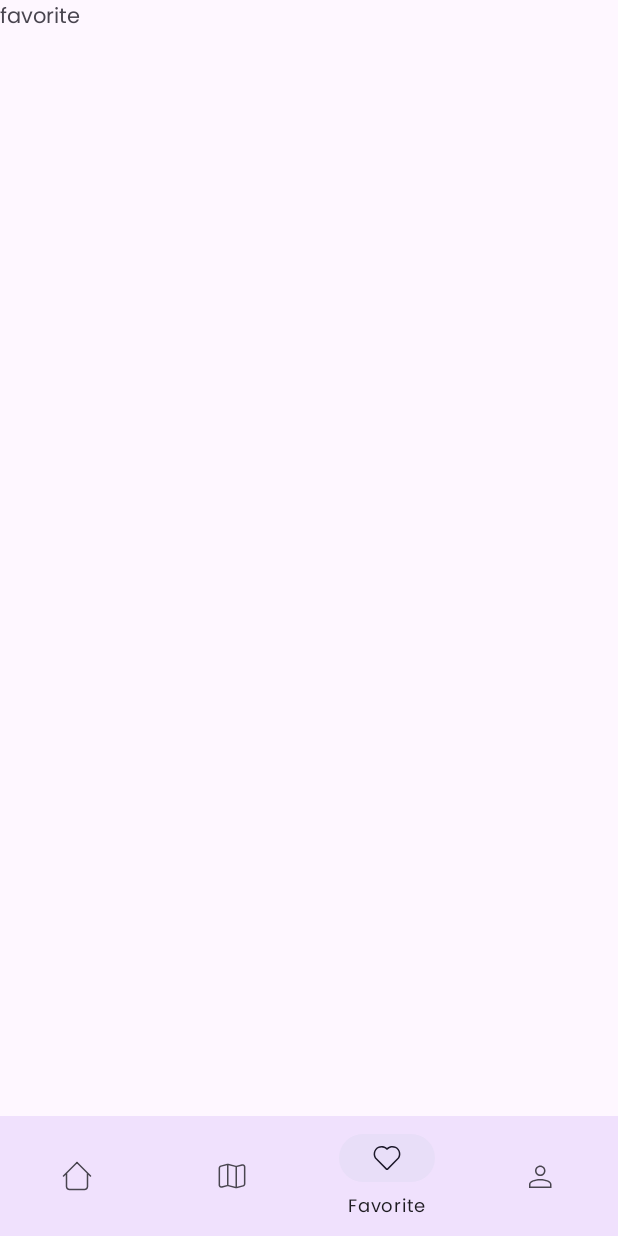
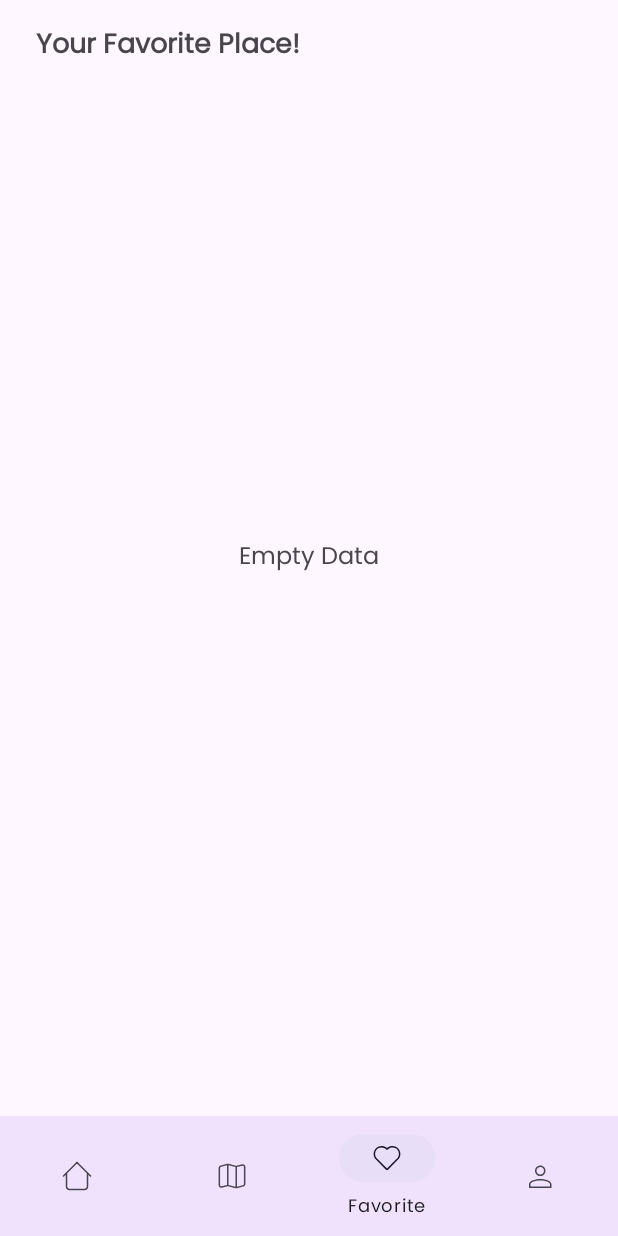
Before and after one commit to sentiGo/sentiGo-MobileDevelopment, an Android app: the FavoriteFragment screen opened through its navigation route, on a phone screen of 412 x 824 dp. Run offline under Robolectric (Android 15) with nearby library versions, the phone set to English and light mode, and no system bars; our stand-ins replace navigation-ui; 1 statement that could not run was skipped.

Commit message:
Menambah fitur favorite destinasi

```diff
--- /dev/null
+++ b/app/src/main/java/com/sentigo/bangkit/sentigoapp/data/local/database/FavoriteDao.kt
@@ -0,0 +1,18 @@
+package com.sentigo.bangkit.sentigoapp.data.local.database
+
+import androidx.lifecycle.LiveData
+import androidx.room.*
+import com.sentigo.bangkit.sentigoapp.data.local.entity.FavoriteEntity
+
+@Dao
+interface FavoriteDao {
+
+    @Insert(onConflict = OnConflictStrategy.IGNORE)
+    suspend fun saveFavoriteDb(favorite: FavoriteEntity)
+
+    @Query("DELETE FROM favorite_table WHERE id = :id")
+    suspend fun deleteFavoriteDb(id: Int)
+
+    @Query("SELECT * FROM favorite_table")
+    fun getFavoriteDb(): LiveData<List<FavoriteEntity>>
+}
--- a/app/src/main/java/com/sentigo/bangkit/sentigoapp/di/Injection.kt
+++ b/app/src/main/java/com/sentigo/bangkit/sentigoapp/di/Injection.kt
@@ -5,6 +5,7 @@ import androidx.datastore.core.DataStore
 import androidx.datastore.preferences.core.Preferences
 import androidx.datastore.preferences.preferencesDataStore
 import com.sentigo.bangkit.sentigoapp.data.AppRepository
+import com.sentigo.bangkit.sentigoapp.data.local.database.FavoriteDatabase
 import com.sentigo.bangkit.sentigoapp.data.remote.api.ApiConfig
 import com.sentigo.bangkit.sentigoapp.model.UserPreferences
 
@@ -14,6 +15,9 @@ object Injection {
         val apiService = ApiConfig.getApiService()
         val preferences = UserPreferences.getInstance(context.dataStore)
 
-        return AppRepository.getInstance(apiService, preferences)
+        val database = FavoriteDatabase.getDatabase(context)
+        val dao = database.favoriteDao()
+
+        return AppRepository.getInstance(apiService, preferences, dao)
     }
 }
--- a/app/src/main/java/com/sentigo/bangkit/sentigoapp/ui/favorite/FavoriteFragment.kt
+++ b/app/src/main/java/com/sentigo/bangkit/sentigoapp/ui/favorite/FavoriteFragment.kt
@@ -5,56 +5,50 @@ import androidx.fragment.app.Fragment
 import android.view.LayoutInflater
 import android.view.View
 import android.view.ViewGroup
+import androidx.fragment.app.viewModels
+import androidx.recyclerview.widget.LinearLayoutManager
 import com.sentigo.bangkit.sentigoapp.R
+import com.sentigo.bangkit.sentigoapp.data.local.entity.FavoriteEntity
+import com.sentigo.bangkit.sentigoapp.data.remote.response.ListDestinasiItem
+import com.sentigo.bangkit.sentigoapp.databinding.FragmentFavoriteBinding
+import com.sentigo.bangkit.sentigoapp.databinding.FragmentHomeBinding
+import com.sentigo.bangkit.sentigoapp.di.ViewModelFactory
+import com.sentigo.bangkit.sentigoapp.ui.home.DestinasiAdapter
+import com.sentigo.bangkit.sentigoapp.ui.home.HomeViewModel
 
-// TODO: Rename parameter arguments, choose names that match
-// the fragment initialization parameters, e.g. ARG_ITEM_NUMBER
-private const val ARG_PARAM1 = "param1"
-private const val ARG_PARAM2 = "param2"
+class FavoriteFragment : Fragment() {
 
-/**
- * A simple [Fragment] subclass.
- * Use the [FavoriteFragment.newInstance] factory method to
- * create an instance of this fragment.
- */
-class FavoriteFragment : Fragment() {
-    // TODO: Rename and change types of parameters
-    private var param1: String? = null
-    private var param2: String? = null
+    private var _binding : FragmentFavoriteBinding? = null
+    private val binding get() = _binding!!
 
-    override fun onCreate(savedInstanceState: Bundle?) {
-        super.onCreate(savedInstanceState)
-        arguments?.let {
-            param1 = it.getString(ARG_PARAM1)
-            param2 = it.getString(ARG_PARAM2)
-        }
-    }
+    private lateinit var factory: ViewModelFactory
+    private val favViewModel: FavoriteViewModel by viewModels { factory }
 
     override fun onCreateView(
         inflater: LayoutInflater, container: ViewGroup?,
         savedInstanceState: Bundle?
-    ): View? {
-        // Inflate the layout for this fragment
-        return inflater.inflate(R.layout.fragment_favorite, container, false)
+    ): View {
+        _binding = FragmentFavoriteBinding.inflate(inflater, container, false)
+        return binding.root
     }
 
-    companion object {
-        /**
-         * Use this factory method to create a new instance of
-         * this fragment using the provided parameters.
-         *
-         * @param param1 Parameter 1.
-         * @param param2 Parameter 2.
-         * @return A new instance of fragment FavoriteFragment.
-         */
-        // TODO: Rename and change types and number of parameters
-        @JvmStatic
-        fun newInstance(param1: String, param2: String) =
-            FavoriteFragment().apply {
-                arguments = Bundle().apply {
-                    putString(ARG_PARAM1, param1)
-                    putString(ARG_PARAM2, param2)
-                }
-            }
+    override fun onViewCreated(view: View, savedInstanceState: Bundle?) {
+        super.onViewCreated(view, savedInstanceState)
+
+        factory = ViewModelFactory.getInstance(requireActivity())
+
+        val layoutManager = LinearLayoutManager(requireActivity())
+        binding.rvItems.layoutManager = layoutManager
+
+        favViewModel.getFavoriteDb().observe(viewLifecycleOwner) { list ->
+            if (list.isNotEmpty()) setDestinasiData(list)
+            else binding.tvEmpty.visibility = View.VISIBLE
+        }
+    }
+
+    private fun setDestinasiData(listDestinasi: List<FavoriteEntity>) {
+        val data = ArrayList(listDestinasi)
+        val adapter = FavoriteAdapter(data)
+        binding.rvItems.adapter = adapter
     }
 }
--- a/app/src/main/java/com/sentigo/bangkit/sentigoapp/ui/favorite/FavoriteViewModel.kt
+++ b/app/src/main/java/com/sentigo/bangkit/sentigoapp/ui/favorite/FavoriteViewModel.kt
@@ -4,4 +4,6 @@ import androidx.lifecycle.ViewModel
 import com.sentigo.bangkit.sentigoapp.data.AppRepository
 
 class FavoriteViewModel(private val repo: AppRepository) : ViewModel() {
+
+    fun getFavoriteDb() = repo.getFavoriteDb()
 }
--- a/app/src/main/java/com/sentigo/bangkit/sentigoapp/ui/login/LoginActivity.kt
+++ b/app/src/main/java/com/sentigo/bangkit/sentigoapp/ui/login/LoginActivity.kt
@@ -53,7 +53,6 @@ class LoginActivity : AppCompatActivity() {
                                 true
                             )
                         )
-                        Toast.makeText(this, user.data.username, Toast.LENGTH_SHORT).show()
                     }
 
                     is Result.Error -> {
--- a/app/src/main/res/drawable/full_favorite.xml
+++ b/app/src/main/res/drawable/full_favorite.xml
@@ -5,5 +5,5 @@
     android:viewportHeight="24">
   <path
       android:pathData="M12,21.35L10.55,20.03C5.4,15.36 2,12.27 2,8.5C2,5.41 4.42,3 7.5,3C9.24,3 10.91,3.81 12,5.08C13.09,3.81 14.76,3 16.5,3C19.58,3 22,5.41 22,8.5C22,12.27 18.6,15.36 13.45,20.03L12,21.35Z"
-      android:fillColor="#FFC700"/>
+      android:fillColor="@color/red_like"/>
 </vector>
--- a/app/src/main/res/layout/fragment_favorite.xml
+++ b/app/src/main/res/layout/fragment_favorite.xml
@@ -1,14 +1,44 @@
 <?xml version="1.0" encoding="utf-8"?>
-<FrameLayout xmlns:android="http://schemas.android.com/apk/res/android"
+<androidx.constraintlayout.widget.ConstraintLayout xmlns:android="http://schemas.android.com/apk/res/android"
     xmlns:tools="http://schemas.android.com/tools"
+    xmlns:app="http://schemas.android.com/apk/res-auto"
     android:layout_width="match_parent"
     android:layout_height="match_parent"
+    android:layout_margin="16dp"
     tools:context=".ui.favorite.FavoriteFragment">
 
-    <!-- TODO: Update blank fragment layout -->
     <TextView
+        android:id="@+id/tv_title"
         android:layout_width="match_parent"
-        android:layout_height="match_parent"
-        android:text="favorite" />
+        android:layout_height="wrap_content"
+        android:text="@string/text_favorite_place"
+        android:textSize="18sp"
+        android:textStyle="bold"
+        android:layout_marginStart="8dp"
+        android:layout_marginEnd="8dp"
+        app:layout_constraintEnd_toEndOf="parent"
+        app:layout_constraintStart_toStartOf="parent"
+        app:layout_constraintTop_toTopOf="parent" />
 
-</FrameLayout>
+    <androidx.recyclerview.widget.RecyclerView
+        android:id="@+id/rv_items"
+        android:layout_width="match_parent"
+        android:layout_height="0dp"
+        app:layout_constraintBottom_toBottomOf="parent"
+        app:layout_constraintEnd_toEndOf="parent"
+        app:layout_constraintStart_toStartOf="parent"
+        app:layout_constraintTop_toBottomOf="@+id/tv_title" />
+
+    <TextView
+        android:id="@+id/tv_empty"
+        android:layout_width="wrap_content"
+        android:layout_height="wrap_content"
+        android:text="@string/empty_data"
+        android:visibility="invisible"
+        android:textSize="16sp"
+        app:layout_constraintBottom_toBottomOf="parent"
+        app:layout_constraintEnd_toEndOf="parent"
+        app:layout_constraintStart_toStartOf="parent"
+        app:layout_constraintTop_toTopOf="parent" />
+
+</androidx.constraintlayout.widget.ConstraintLayout>
--- a/app/src/main/res/layout/fragment_home.xml
+++ b/app/src/main/res/layout/fragment_home.xml
@@ -8,8 +8,7 @@
     android:layout_marginTop="16dp"
     android:layout_marginBottom="16dp"
     android:layout_marginStart="8dp"
-    android:layout_marginEnd="8dp"
-    android:orientation="vertical">
+    android:layout_marginEnd="8dp">
 
     <!-- Nanti tambahin carousel -->
 
--- a/app/src/main/res/values/colors.xml
+++ b/app/src/main/res/values/colors.xml
@@ -14,4 +14,5 @@
     <color name="blue_700">#1976D2</color>
 
     <color name="grey_54">#545454</color>
+    <color name="red_like">#ff3040</color>
 </resources>
--- a/app/src/main/res/values/strings.xml
+++ b/app/src/main/res/values/strings.xml
@@ -37,4 +37,9 @@
     <string name="text_about">About</string>
     <string name="text_show_map">Show Location</string>
     <string name="text_address">Address</string>
+
+    <string name="delete_favorite">Remove from Favorite</string>
+    <string name="add_favorite">Add to Favorite</string>
+    <string name="text_favorite_place">Your Favorite Place!</string>
+    <string name="empty_data">Empty Data</string>
 </resources>
```
Also changed, not shown: app/src/main/java/com/sentigo/bangkit/sentigoapp/data/AppRepository.kt (+17 -3 lines), app/src/main/java/com/sentigo/bangkit/sentigoapp/data/local/database/FavoriteDatabase.kt (added, +31 -0 lines), app/src/main/java/com/sentigo/bangkit/sentigoapp/data/local/entity/FavoriteEntity.kt (added, +31 -0 lines), app/src/main/java/com/sentigo/bangkit/sentigoapp/ui/detail/DetailActivity.kt (+54 -0 lines), app/src/main/java/com/sentigo/bangkit/sentigoapp/ui/detail/DetailViewModel.kt (+14 -0 lines), app/src/main/java/com/sentigo/bangkit/sentigoapp/ui/favorite/FavoriteAdapter.kt (added, +52 -0 lines), app/src/main/res/layout/activity_login.xml (+0 -24 lines).
